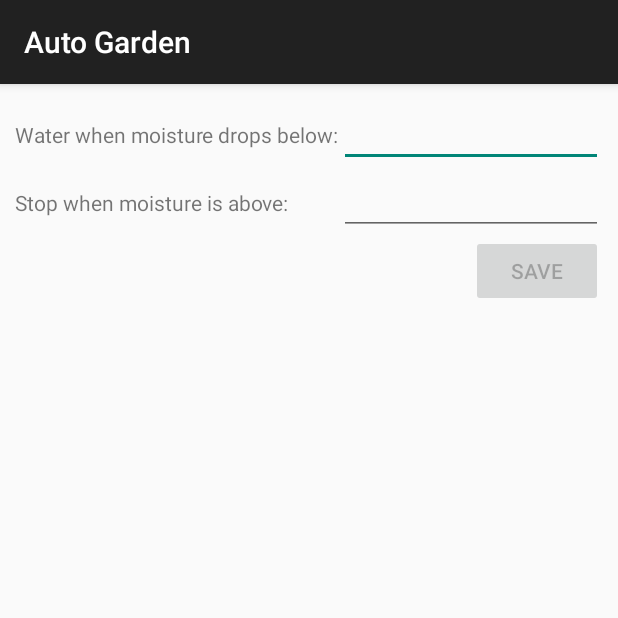
After one commit to bpomerenke/self_watering_garden_arduino, an Android app: the EditSensorActivity screen opened directly, with no data from a screen before it, on a phone screen of 412 x 824 dp, the top half of it. The commit adds this screen. Run offline under Robolectric (Android 15) with nearby library versions, the phone set to English and light mode, and no system bars; our stand-ins replace Dagger/Hilt's generated code, Volley; 4 statements that could not run were skipped.

Commit message:
Android - Add ability to update start and stop moisture levels - Lance

```diff
--- a/Android/AutoGarden/src/main/java/org/autogarden/dto/Sensor.java
+++ b/Android/AutoGarden/src/main/java/org/autogarden/dto/Sensor.java
@@ -27,6 +27,10 @@ public class Sensor implements Parcelable {
 
     public WateringSchedule getWateringSchedule() {
         return wateringSchedule;
+    }
+
+    public void setWateringSchedule(WateringSchedule wateringSchedule) {
+        this.wateringSchedule = wateringSchedule;
     }
 
     @Override
--- a/Android/AutoGarden/src/main/java/org/autogarden/login/LoginActivity.java
+++ b/Android/AutoGarden/src/main/java/org/autogarden/login/LoginActivity.java
@@ -6,7 +6,7 @@ import android.support.v4.app.FragmentTransaction;
 import android.support.v7.app.ActionBarActivity;
 
 import org.autogarden.R;
-import org.autogarden.SensorListActivity;
+import org.autogarden.sensor.SensorListActivity;
 
 public class LoginActivity extends ActionBarActivity implements LoginFragmentListener, NewUserFragmentListener {
 
--- /dev/null
+++ b/Android/AutoGarden/src/main/java/org/autogarden/sensor/EditSensorActivity.java
@@ -0,0 +1,114 @@
+package org.autogarden.sensor;
+
+import android.os.Bundle;
+import android.text.Editable;
+import android.text.TextWatcher;
+import android.view.View;
+import android.widget.Button;
+import android.widget.EditText;
+import android.widget.Toast;
+
+import org.autogarden.BaseActivity;
+import org.autogarden.R;
+import org.autogarden.dto.Sensor;
+import org.autogarden.dto.WateringSchedule;
+import org.autogarden.model.ModelCallback;
+import org.autogarden.model.SensorModel;
+import org.autogarden.model.WorkingSensorModel;
+
+import javax.inject.Inject;
+
+public class EditSensorActivity extends BaseActivity {
+    @Inject
+    WorkingSensorModel workingSensorModel;
+    @Inject
+    SensorModel sensorModel;
+    private EditText startWhenBelow;
+    private EditText stopWhenAbove;
+    private Sensor sensor;
+    private Button saveButton;
+
+    @Override
+    protected void onCreate(Bundle savedInstanceState) {
+        super.onCreate(savedInstanceState);
+        setContentView(R.layout.edit_sensor_activity);
+
+        startWhenBelow = (EditText) findViewById(R.id.edit_start_when_below);
+        stopWhenAbove = (EditText) findViewById(R.id.edit_stop_when_above);
+        saveButton = (Button) findViewById(R.id.edit_save);
+
+        sensor = workingSensorModel.getSensor();
+        getSupportActionBar().setTitle(sensor.getName());
+        WateringSchedule wateringSchedule = sensor.getWateringSchedule();
+        if (wateringSchedule != null) {
+            setIfNotNull(startWhenBelow, wateringSchedule.getStartWhenBelowMoisture());
+            setIfNotNull(stopWhenAbove, wateringSchedule.getStopWhenAboveMoisture());
+        }
+
+        TextWatcherListener watcher = new TextWatcherListener();
+        startWhenBelow.addTextChangedListener(watcher);
+        stopWhenAbove.addTextChangedListener(watcher);
+
+        saveButton.setOnClickListener(new View.OnClickListener() {
+            @Override
+            public void onClick(View v) {
+                WateringSchedule wateringSchedule = sensor.getWateringSchedule();
+                if (wateringSchedule == null) {
+                    wateringSchedule = new WateringSchedule();
+                    sensor.setWateringSchedule(wateringSchedule);
+                }
+                Integer start = Integer.valueOf(startWhenBelow.getText().toString());
+                wateringSchedule.setStartWhenBelowMoisture(start);
+                Integer stop = Integer.valueOf(stopWhenAbove.getText().toString());
+                wateringSchedule.setStopWhenAboveMoisture(stop);
+
+                sensorModel.updateSensor(sensor, new ModelCallback<Sensor>() {
+                    @Override
+                    public void success(Sensor sensor) {
+                        workingSensorModel.setSensor(sensor);
+                        finish();
+                    }
+
+                    @Override
+                    public void fail() {
+                        Toast.makeText(EditSensorActivity.this, "Unable to update sensor", Toast.LENGTH_LONG).show();
+                    }
+                });
+            }
+        });
+    }
+
+    private void setIfNotNull(EditText field, Integer value) {
+        if (value != null) {
+            field.setText(String.valueOf(value));
+        }
+    }
+
+    private void updateSaveButtonState() {
+        try {
+            Integer.valueOf(startWhenBelow.getText().toString());
+            Integer.valueOf(stopWhenAbove.getText().toString());
+            saveButton.setEnabled(true);
+        } catch (NumberFormatException ex) {
+            saveButton.setEnabled(false);
+        }
+    }
+
+    private class TextWatcherListener implements TextWatcher {
+
+        @Override
+        public void beforeTextChanged(CharSequence s, int start, int count, int after) {
+
+        }
+
+        @Override
+        public void onTextChanged(CharSequence s, int start, int before, int count) {
+
+        }
+
+        @Override
+        public void afterTextChanged(Editable s) {
+            updateSaveButtonState();
+        }
+    }
+}
--- a/Android/AutoGarden/src/main/java/org/autogarden/SensorListAdapter.java
+++ b/Android/AutoGarden/src/main/java/org/autogarden/sensor/SensorListAdapter.java
@@ -1,4 +1,4 @@
-package org.autogarden;
+package org.autogarden.sensor;
 
 import android.content.Context;
 import android.view.View;
@@ -6,6 +6,8 @@ import android.view.ViewGroup;
 import android.widget.ArrayAdapter;
 import android.widget.TextView;
 
+import org.autogarden.DateFormatter;
+import org.autogarden.R;
 import org.autogarden.dto.Sensor;
 
 import javax.inject.Inject;
--- a/Android/AutoGarden/src/main/java/org/autogarden/service/Service.java
+++ b/Android/AutoGarden/src/main/java/org/autogarden/service/Service.java
@@ -1,5 +1,6 @@
 package org.autogarden.service;
 
 public interface Service {
-    String URL = "http://104.236.196.37:3000/api/v1/";
+    String URL = "http://192.168.1.148:3000/api/v1/";
+//    String URL = "http://104.236.196.37:3000/api/v1/";
 }
--- /dev/null
+++ b/Android/AutoGarden/src/main/res/layout/edit_sensor_activity.xml
@@ -0,0 +1,54 @@
+<?xml version="1.0" encoding="utf-8"?>
+<LinearLayout xmlns:android="http://schemas.android.com/apk/res/android"
+    android:orientation="vertical"
+    android:layout_width="match_parent"
+    android:layout_height="match_parent"
+    android:layout_margin="10dp">
+
+    <TableLayout
+        android:layout_width="match_parent"
+        android:layout_height="wrap_content">
+
+        <TableRow>
+
+            <TextView
+                android:layout_width="wrap_content"
+                android:layout_height="wrap_content"
+                android:text="@string/water_when_below" />
+
+            <EditText
+                android:id="@+id/edit_start_when_below"
+                android:layout_width="0dp"
+                android:layout_height="wrap_content"
+                android:layout_weight="1.0"
+                android:singleLine="true"
+                android:inputType="number" />
+        </TableRow>
+
+        <TableRow>
+
+            <TextView
+                android:layout_width="wrap_content"
+                android:layout_height="wrap_content"
+                android:text="@string/stop_when_above" />
+
+            <EditText
+                android:id="@+id/edit_stop_when_above"
+                android:layout_width="0dp"
+                android:layout_height="wrap_content"
+                android:layout_weight="1.0"
+                android:inputType="number"
+                android:singleLine="true" />
+        </TableRow>
+
+    </TableLayout>
+
+    <Button
+        android:id="@+id/edit_save"
+        android:layout_width="wrap_content"
+        android:layout_height="wrap_content"
+        android:layout_gravity="right"
+        android:enabled="false"
+        android:text="@string/save" />
+
+</LinearLayout>
--- a/Android/AutoGarden/src/main/res/menu/menu_resource.xml
+++ b/Android/AutoGarden/src/main/res/menu/menu_resource.xml
@@ -3,8 +3,8 @@
     xmlns:tools="http://schemas.android.com/tools"
     tools:context="org.autogarden.login.LoginActivity">
     <item
-        android:id="@+id/action_add_sensor"
+        android:id="@+id/edit_add_sensor"
         android:orderInCategory="100"
-        android:title="@string/add_sensor"
+        android:title="@string/edit_sensor"
         app:showAsAction="always" />
 </menu>
--- a/Android/AutoGarden/src/main/res/values/strings.xml
+++ b/Android/AutoGarden/src/main/res/values/strings.xml
@@ -5,12 +5,14 @@
     <string name="auto_garden">Auto Garden</string>
     <string name="device_Detail">Device Detail</string>
     <string name="title_activity_login">LoginActivity</string>
-    <string name="hello_world">Hello world!</string>
     <string name="action_settings">Settings</string>
     <string name="please_login">Please Login with your AutoGarden account</string>
     <string name="login">Login</string>
     <string name="create_new_account">Please enter the following information to create a new account.</string>
     <string name="create">Create</string>
-    <string name="add_sensor">Add Sensor</string>
+    <string name="edit_sensor">Edit Sensor</string>
+    <string name="save">Save</string>
+    <string name="stop_when_above">Stop when moisture is above:</string>
+    <string name="water_when_below">Water when moisture drops below:</string>
 
 </resources>
```
Also changed, not shown: Android/AutoGarden/src/main/AndroidManifest.xml (+5 -2 lines), Android/AutoGarden/src/main/java/org/autogarden/AutoGardenModule.java (+12 -0 lines), Android/AutoGarden/src/main/java/org/autogarden/Device.java (deleted, +0 -83 lines), Android/AutoGarden/src/main/java/org/autogarden/addsensor/AddSensorActivity.java (deleted, +0 -12 lines), Android/AutoGarden/src/main/java/org/autogarden/dto/WateringSchedule.java (+11 -0 lines), Android/AutoGarden/src/main/java/org/autogarden/model/SensorModel.java (+45 -4 lines), Android/AutoGarden/src/main/java/org/autogarden/model/WorkingSensorModel.java (added, +15 -0 lines), Android/AutoGarden/src/main/java/org/autogarden/sensor/SensorDetailActivity.java (renamed from Android/AutoGarden/src/main/java/org/autogarden/SensorDetailActivity.java, +36 -9 lines), Android/AutoGarden/src/main/java/org/autogarden/sensor/SensorListActivity.java (renamed from Android/AutoGarden/src/main/java/org/autogarden/SensorListActivity.java, +8 -25 lines), Android/AutoGarden/src/main/java/org/autogarden/service/PutGsonRequest.java (added, +17 -0 lines), 2 other files.
